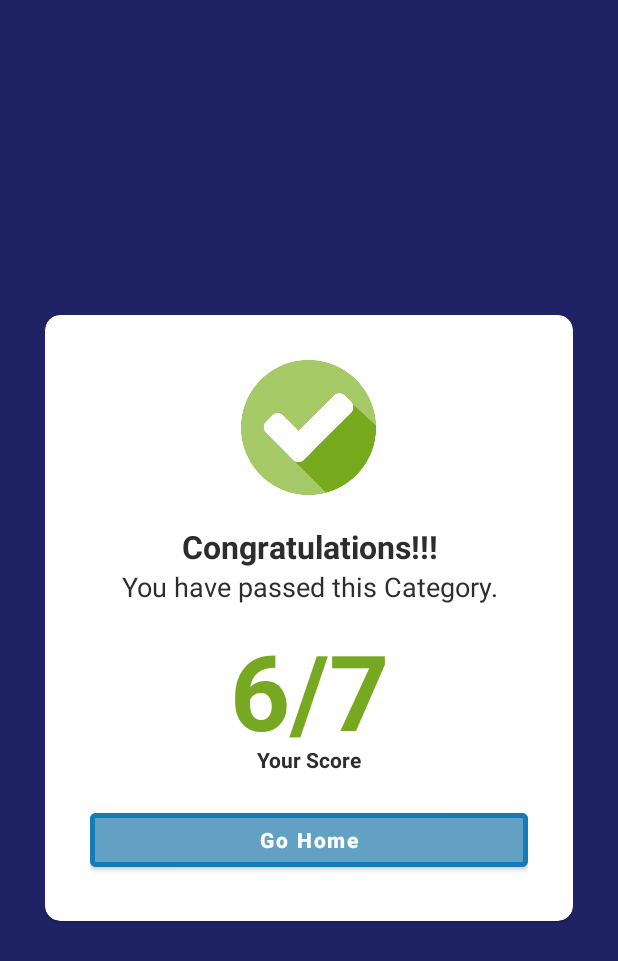
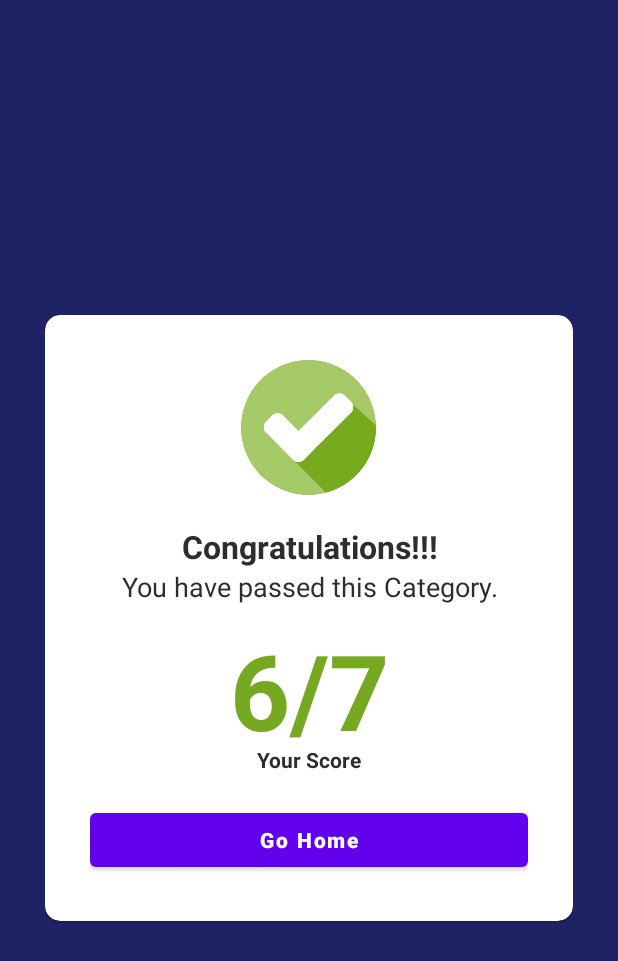
Before and after one commit to bee2805/BattleofTheGenerations, an Android app: the ResultActivity screen opened directly, with no data from a screen before it, on a phone screen of 412 x 824 dp. Shown: the top 961 px of the screen. Run offline under Robolectric (Android 15) with nearby library versions, the light colour scheme and no system bars.

Commit message:
Navigation to results
-after answering, navigate to results.
-navigate back home after viewing results

```diff
--- a/app/src/main/java/com/example/battleofthegenerations/MainActivity.kt
+++ b/app/src/main/java/com/example/battleofthegenerations/MainActivity.kt
@@ -34,5 +34,4 @@ class MainActivity : AppCompatActivity() {
             }
         }
     }
-
 }
--- a/app/src/main/java/com/example/battleofthegenerations/ResultActivity.kt
+++ b/app/src/main/java/com/example/battleofthegenerations/ResultActivity.kt
@@ -1,11 +1,25 @@
 package com.example.battleofthegenerations
 
+import android.content.Intent
 import androidx.appcompat.app.AppCompatActivity
 import android.os.Bundle
+import com.example.battleofthegenerations.databinding.ActivityMainBinding
+import com.example.battleofthegenerations.databinding.ActivityResultBinding
+import com.example.battleofthegenerations.databinding.ActivitySettingsBinding
 
 class ResultActivity : AppCompatActivity() {
+
+    private lateinit var binding: ActivityResultBinding
+
     override fun onCreate(savedInstanceState: Bundle?) {
         super.onCreate(savedInstanceState)
-        setContentView(R.layout.activity_result)
+        binding = ActivityResultBinding.inflate(layoutInflater)
+        setContentView(binding.root)
+
+        binding.btnHome.setOnClickListener {
+            val intent = Intent(this, CategoryView::class.java)
+            startActivity(intent)
+            finish()
+        }
     }
 }
--- a/app/src/main/java/com/example/battleofthegenerations/models/ImageBasedQuestion.kt
+++ b/app/src/main/java/com/example/battleofthegenerations/models/ImageBasedQuestion.kt
@@ -1,7 +1,6 @@
 package com.example.battleofthegenerations.models
 
  data class ImageBasedQuestion (
-        //TODO: Add Image
         val id: Int,
         val questionImage: Int,
         val questionText: String,
--- a/app/src/main/java/com/example/battleofthegenerations/models/MultipleChoice.kt
+++ b/app/src/main/java/com/example/battleofthegenerations/models/MultipleChoice.kt
@@ -2,11 +2,10 @@ package com.example.battleofthegenerations.models
 
 data class MultipleChoice (
     val id: Int,
-    //TODO: ADD IMAGES
     val questionImg: Int,
     val questionText: String,
     val optionOne: String,
     val optionTwo: String,
     val optionThree: String,
-     val answer: String
+    val answer: String
 )
--- a/app/src/main/res/layout/activity_lyric_question.xml
+++ b/app/src/main/res/layout/activity_lyric_question.xml
@@ -73,11 +73,9 @@
         android:padding="15dp"
         android:layout_width="match_parent"
         android:layout_height="wrap_content"
-        android:backgroundTint="@color/primary_green"
+        android:backgroundTint="@color/dark_green"
         android:textColor="@color/white"
         app:cardCornerRadius="10dp"
-        app:strokeColor="@color/dark_green"
-        app:strokeWidth="3dp"
         android:text="next"
         app:layout_constraintBottom_toBottomOf="parent"
         tools:layout_editor_absoluteX="30dp"/>
--- a/app/src/main/res/layout/activity_result.xml
+++ b/app/src/main/res/layout/activity_result.xml
@@ -69,14 +69,12 @@
                 android:layout_marginBottom="20dp"/>
 
             <Button
+                android:id="@+id/btn_home"
                 android:layout_width="match_parent"
                 android:layout_height="wrap_content"
                 android:text="Go Home"
                 android:textAllCaps="false"
-                android:textStyle="bold"
-                android:backgroundTint="@color/lightest_blue"
-                app:strokeColor="@color/primary_light_blue"
-                app:strokeWidth="3dp"/>
+                android:textStyle="bold"/>
         </LinearLayout>
 
     </com.google.android.material.card.MaterialCardView>
```
Also changed, not shown: app/src/main/java/com/example/battleofthegenerations/views/ImageBasedActivity.kt (+4 -6 lines), app/src/main/java/com/example/battleofthegenerations/views/LyricQuestionActivity.kt (+3 -4 lines), app/src/main/java/com/example/battleofthegenerations/views/MultipleChoiceActivity.kt (+4 -6 lines), app/src/main/res/layout/activity_settings.xml (+10 -17 lines).
